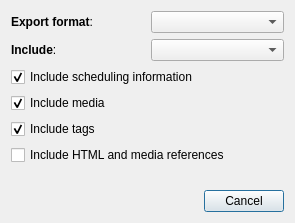
ankitects/anki, file qt/aqt/forms/exporting.ui: the form before one commit.
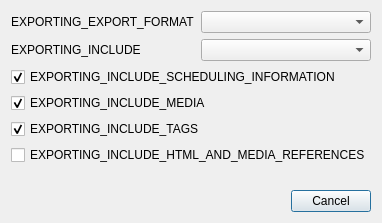
The form after the commit.

Commit message: update designer references

Diff of the .ui file:
```diff
--- a/qt/aqt/forms/exporting.ui
+++ b/qt/aqt/forms/exporting.ui
@@ -25,7 +25,7 @@
         </size>
        </property>
        <property name="text">
-        <string>&lt;b&gt;Export format&lt;/b&gt;:</string>
+        <string>EXPORTING_EXPORT_FORMAT</string>
        </property>
       </widget>
      </item>
@@ -35,7 +35,7 @@
      <item row="1" column="0">
       <widget class="QLabel" name="label_2">
        <property name="text">
-        <string>&lt;b&gt;Include&lt;/b&gt;:</string>
+        <string>EXPORTING_INCLUDE</string>
        </property>
       </widget>
      </item>
@@ -49,7 +49,7 @@
      <item>
       <widget class="QCheckBox" name="includeSched">
        <property name="text">
-        <string>Include scheduling information</string>
+        <string>EXPORTING_INCLUDE_SCHEDULING_INFORMATION</string>
        </property>
        <property name="checked">
         <bool>true</bool>
@@ -59,7 +59,7 @@
      <item>
       <widget class="QCheckBox" name="includeMedia">
        <property name="text">
-        <string>Include media</string>
+        <string>EXPORTING_INCLUDE_MEDIA</string>
        </property>
        <property name="checked">
         <bool>true</bool>
@@ -69,7 +69,7 @@
      <item>
       <widget class="QCheckBox" name="includeTags">
        <property name="text">
-        <string>Include tags</string>
+        <string>EXPORTING_INCLUDE_TAGS</string>
        </property>
        <property name="checked">
         <bool>true</bool>
@@ -79,7 +79,7 @@
      <item>
       <widget class="QCheckBox" name="includeHTML">
        <property name="text">
-        <string>Include HTML and media references</string>
+        <string>EXPORTING_INCLUDE_HTML_AND_MEDIA_REFERENCES</string>
        </property>
       </widget>
      </item>
```
Left out of the diff: 2 changed lines with no effect on the pictures. The commit also changes 41 other files.
